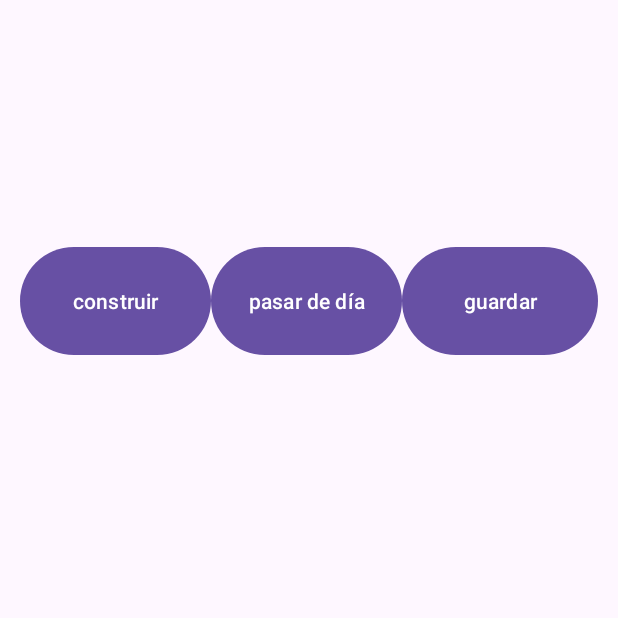
After one commit to esg0022/frostcity, an Android app: the game screen opened directly, with no data from a screen before it, on a phone screen of 412 x 824 dp, the top half of it. The commit adds this screen. Run offline under Robolectric (Android 15) with nearby library versions, the phone set to English and light mode, and no system bars; 4 statements that could not run were skipped.

Commit message:
clases del juego

```diff
--- a/app/build.gradle.kts
+++ b/app/build.gradle.kts
@@ -41,6 +41,7 @@ dependencies {
     implementation(libs.material)
     implementation(libs.navigation.fragment)
     implementation(libs.navigation.ui)
+    implementation(libs.recyclerview)
     testImplementation(libs.junit)
     androidTestImplementation(libs.espresso.core)
     androidTestImplementation(libs.ext.junit)
--- a/app/src/main/AndroidManifest.xml
+++ b/app/src/main/AndroidManifest.xml
@@ -26,6 +26,10 @@
             android:exported="false"
             android:theme="@style/Theme.Frostcity"
             android:windowSoftInputMode="adjustResize" />
+        <activity
+            android:name=".game"
+            android:exported="false"
+            android:windowSoftInputMode="adjustResize" />
     </application>
 
 </manifest>
--- a/app/src/main/java/com/example/frostcity/MainActivity.java
+++ b/app/src/main/java/com/example/frostcity/MainActivity.java
@@ -34,7 +34,7 @@ public class MainActivity extends AppCompatActivity {
         cargar.setOnClickListener(new View.OnClickListener() {
             @Override
             public void onClick(View v) {
-                Recursos.madera = 75;
+                Recursos.madera = 0;
 
             }
         });
--- a/app/src/main/java/com/example/frostcity/Recursos.java
+++ b/app/src/main/java/com/example/frostcity/Recursos.java
@@ -3,8 +3,8 @@ package com.example.frostcity;
 public class Recursos {
 
         // Estadísticas
-        public static int casa;
-        public static int poblacion;
+        public static int casa = 3;
+        public static int poblacion = 50;
 
         // Recursos
         public static int madera;
@@ -21,7 +21,7 @@ public class Recursos {
         public static int dia;
 
         // Temperatura
-        public static int nivelTemperatura;
+        public static int nivelTemperatura = 0;
         public static int contadorTemperatura;
         public static int limiteTemp;
         public static int diaCambio;
--- /dev/null
+++ b/app/src/main/java/com/example/frostcity/game.java
@@ -0,0 +1,42 @@
+package com.example.frostcity;
+
+import android.os.Bundle;
+import android.view.View;
+import android.widget.Button;
+
+import androidx.activity.EdgeToEdge;
+import androidx.appcompat.app.AppCompatActivity;
+import androidx.core.graphics.Insets;
+import androidx.core.view.ViewCompat;
+import androidx.core.view.WindowInsetsCompat;
+
+public class game extends AppCompatActivity {
+    Button construir = new Button(this);
+    Button pasar = new Button(this);
+    Button guardar = new Button(this);
+
+    int madera = Recursos.madera;
+    int carbon = Recursos.carbon;
+    int hierro = Recursos.hierro;
+
+    int poblacion = Recursos.poblacion;
+    int casa = Recursos.casa;
+    @Override
+    protected void onCreate(Bundle savedInstanceState) {
+        super.onCreate(savedInstanceState);
+        EdgeToEdge.enable(this);
+        setContentView(R.layout.activity_game);
+
+        construir.setOnClickListener(new View.OnClickListener() {
+            @Override
+            public void onClick(View v) {
+
+            }
+        });
+
+
+
+
+
+    }
+}
--- /dev/null
+++ b/app/src/main/res/layout/activity_game.xml
@@ -0,0 +1,39 @@
+<?xml version="1.0" encoding="utf-8"?>
+<androidx.constraintlayout.widget.ConstraintLayout xmlns:android="http://schemas.android.com/apk/res/android"
+    xmlns:app="http://schemas.android.com/apk/res-auto"
+    xmlns:tools="http://schemas.android.com/tools"
+    android:id="@+id/main"
+    android:layout_width="match_parent"
+    android:layout_height="match_parent"
+    tools:context=".game">
+
+    <LinearLayout
+        android:layout_width="385dp"
+        android:layout_height="121dp"
+        android:orientation="horizontal"
+        app:layout_constraintBottom_toBottomOf="parent"
+        app:layout_constraintEnd_toEndOf="parent"
+        app:layout_constraintStart_toStartOf="parent"
+        app:layout_constraintTop_toTopOf="parent"
+        app:layout_constraintVertical_bias="0.229">
+
+        <Button
+            android:id="@+id/construir"
+            android:layout_width="127dp"
+            android:layout_height="80dp"
+            android:text="construir" />
+
+        <Button
+            android:id="@+id/pasarDia"
+            android:layout_width="127dp"
+            android:layout_height="80dp"
+            android:text="pasar de día" />
+
+        <Button
+            android:id="@+id/guardar"
+            android:layout_width="match_parent"
+            android:layout_height="80dp"
+            android:text="guardar" />
+    </LinearLayout>
+
+</androidx.constraintlayout.widget.ConstraintLayout>
--- a/gradle/libs.versions.toml
+++ b/gradle/libs.versions.toml
@@ -9,6 +9,7 @@ activityKtx = "1.13.0"
 constraintlayout = "2.2.2"
 navigationFragment = "2.6.0"
 navigationUi = "2.6.0"
+recyclerview = "1.4.0"
 
 [libraries]
 junit = { group = "junit", name = "junit", version.ref = "junit" }
@@ -20,6 +21,7 @@ activity-ktx = { group = "androidx.activity", name = "activity-ktx", version.ref
 constraintlayout = { group = "androidx.constraintlayout", name = "constraintlayout", version.ref = "constraintlayout" }
 navigation-fragment = { group = "androidx.navigation", name = "navigation-fragment", version.ref = "navigationFragment" }
 navigation-ui = { group = "androidx.navigation", name = "navigation-ui", version.ref = "navigationUi" }
+recyclerview = { group = "androidx.recyclerview", name = "recyclerview", version.ref = "recyclerview" }
 
 [plugins]
 android-application = { id = "com.android.application", version.ref = "agp" }
```
Also changed, not shown: app/src/main/java/com/example/frostcity/menuDificultad.java (+9 -0 lines).
